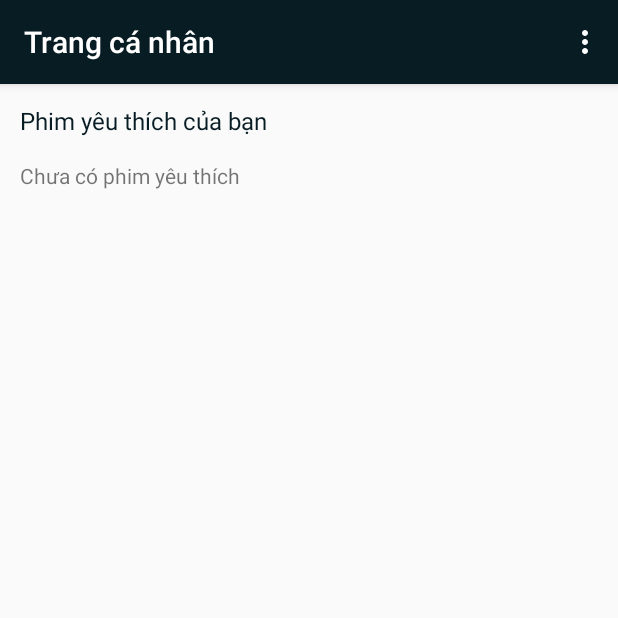
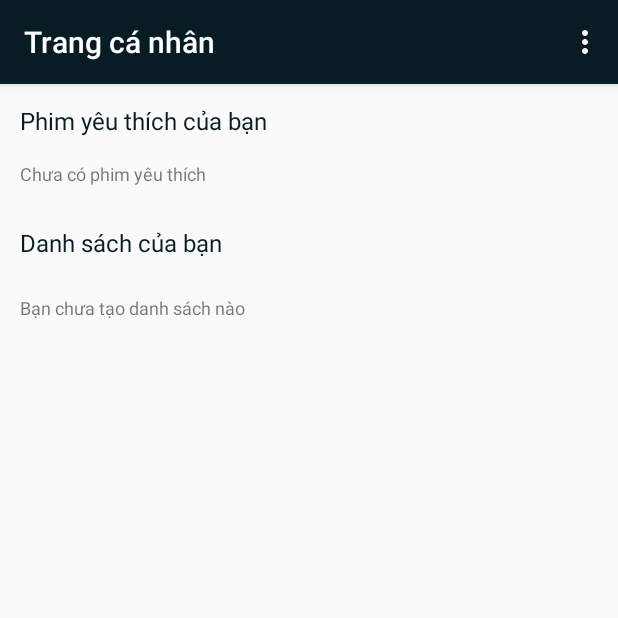
Before and after one commit to hhuuthien/MoviePlus, an Android app: the AccountActivity screen opened directly, with no data from a screen before it, on a phone screen of 412 x 824 dp, the top half of it. Run offline under Robolectric (Android 15) with nearby library versions, the phone set to English and light mode, and no system bars; our stand-ins replace Firebase (no records; nobody signed in at launch, a user with empty details on screens opened directly), Picasso; libraries missing offline, so code that uses them is left out: com.xwray.groupie; pictures from the network do not load; 4 statements that could not run were skipped.

Commit message:
Thêm chức năng "Thêm vào danh sách"

```diff
--- a/app/src/main/java/com/thien/movieplus/AccountActivity.kt
+++ b/app/src/main/java/com/thien/movieplus/AccountActivity.kt
@@ -73,9 +73,15 @@ class AccountActivity : AppCompatActivity() {
             dialog.show()
 
             acc_love_layout.visibility = GONE
+            acc_list_layout.visibility = GONE
         } else {
             acc_love_layout.visibility = VISIBLE
-            fetch()
+            acc_list_layout.visibility = VISIBLE
+            try {
+                fetch()
+            } catch (e:Exception) {
+                Log.d("error",e.toString())
+            }
         }
     }
 
--- /dev/null
+++ b/app/src/main/res/drawable/ic_add.xml
@@ -0,0 +1,4 @@
+<vector android:height="48dp" android:viewportHeight="24.0"
+    android:viewportWidth="24.0" android:width="48dp" xmlns:android="http://schemas.android.com/apk/res/android">
+    <path android:fillColor="#FF000000" android:pathData="M19,13h-6v6h-2v-6H5v-2h6V5h2v6h6v2z"/>
+</vector>
--- a/app/src/main/res/layout/activity_account.xml
+++ b/app/src/main/res/layout/activity_account.xml
@@ -38,7 +38,45 @@
             android:layout_margin="8dp"
             android:text="Chưa có phim yêu thích"
             android:layout_below="@id/acc_love_list"
-            android:textSize="14dp"
+            android:textSize="12dp"
+            tools:ignore="SpUsage" />
+    </RelativeLayout>
+
+    <RelativeLayout
+        android:id="@+id/acc_list_layout"
+        android:layout_below="@id/acc_love_layout"
+        android:layout_width="match_parent"
+        android:layout_height="wrap_content"
+        android:layout_margin="5dp">
+
+        <TextView
+            android:id="@+id/acc_list_text"
+            android:layout_width="wrap_content"
+            android:layout_height="wrap_content"
+            android:layout_margin="8dp"
+            android:text="Danh sách của bạn"
+            android:textColor="@color/colorBlueDark"
+            android:textSize="16dp"
+            tools:ignore="SpUsage" />
+
+        <androidx.recyclerview.widget.RecyclerView
+            android:id="@+id/acc_list_list"
+            android:layout_width="match_parent"
+            android:layout_height="wrap_content"
+            android:layout_below="@id/acc_list_text"
+            android:layout_marginStart="8dp"
+            android:layout_marginEnd="8dp"
+            android:layout_marginBottom="8dp"
+            android:scrollbars="horizontal" />
+
+        <TextView
+            android:id="@+id/acc_list_noti"
+            android:layout_width="wrap_content"
+            android:layout_height="wrap_content"
+            android:layout_margin="8dp"
+            android:text="Bạn chưa tạo danh sách nào"
+            android:layout_below="@id/acc_list_list"
+            android:textSize="12dp"
             tools:ignore="SpUsage" />
     </RelativeLayout>
 </RelativeLayout>
```
Also changed, not shown: app/src/main/java/com/thien/movieplus/DetailMovieActivity.kt (+89 -4 lines), app/src/main/res/layout/activity_detail_movie.xml (+30 -12 lines), app/src/main/res/layout/list_create_layout.xml (added, +24 -0 lines), app/src/main/res/layout/list_layout.xml (added, +20 -0 lines), app/src/main/res/layout/list_layout_item.xml (added, +11 -0 lines).
